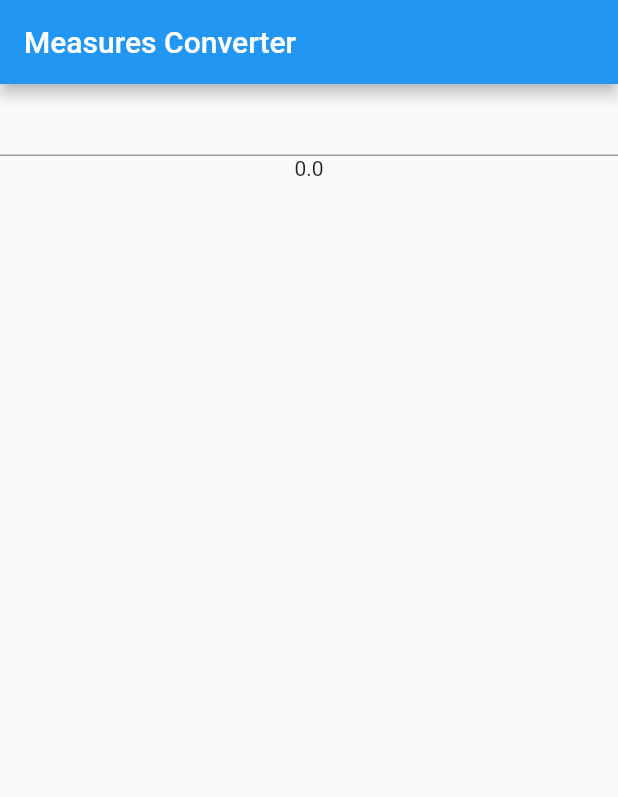
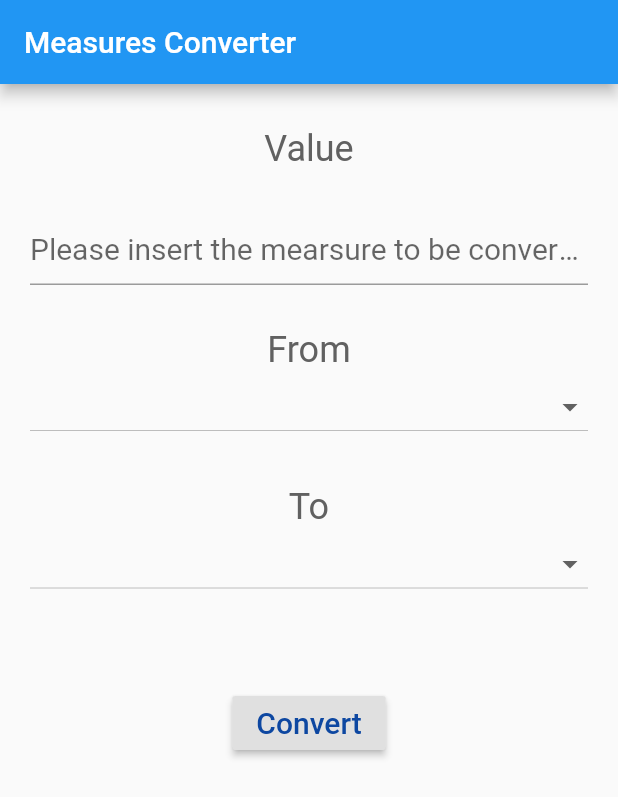
Before and after one commit to vemerie/flutterMeasureConverter, a Flutter app: the screen it shows after launch, on a phone screen of 412 x 824 dp. Shown: the top 797 px of the screen. Run offline on Flutter 3.47's test engine with Material 2 defaults, Android fonts, the phone set to English and light mode, and no system bars.

Commit message:
implement the DropdownButton and the change state functionality

```diff
--- a/lib/main.dart
+++ b/lib/main.dart
@@ -12,6 +12,50 @@ class MyApp extends StatefulWidget {
 class MyAppState extends State<MyApp>{
        double _numberFrom;
 
+  var fruits = ['Orange', 'Apple', 'Strawberry', 'Banana'];
+
+  final List<String> _measures = [
+ 'meters',
+ 'kilometers',
+ 'grams',
+ 'kilograms',
+ 'feet',
+ 'miles',
+ 'pounds (lbs)',
+ 'ounces',
+];
+
+  String _startMeasure;
+  String _convertedMeasure;
+
+  final Map<String, int> _measuresMap = {
+ 'meters' : 0,
+ 'kilometers' : 1,
+ 'grams' : 2,
+ 'kilograms' : 3,
+ 'feet' : 4,
+ 'miles' : 5,
+     'pounds (lbs)' : 6,
+ 'ounces' : 7,
+};
+
+   final dynamic _formulas = {
+'0':[1,0.001,0,0,3.28084,0.000621371,0,0],
+'1':[1000,1,0,0,3280.84,0.621371,0,0],
+'2':[0,0,1,0.0001,0,0,0.00220462,0.035274],
+'3':[0,0,1000,1,0,0,2.20462,35.274],
+'4':[0.3048,0.0003048,0,0,1,0.000189394,0,0],
+'5':[1609.34, 1.60934,0,0,5280,1,0,0],
+'6':[0,0,453.592,0.453592,0,0,1,16],
+'7':[0,0,28.3495,0.0283495,3.28084,0,0.0625, 1],
+ };
+
+  String _resultMessage;
+
+
+
+
+
    @override
 void initState() {
  _numberFrom = 0;
@@ -21,18 +65,38 @@ super.initState();
 
    @override
    Widget build(BuildContext context) {
+
+     final TextStyle inputStyle = TextStyle(
+     fontSize:20,
+     color:Colors.blue[900]);
+
+     final TextStyle labelStyle = TextStyle(
+     fontSize:24,
+     color:Colors.grey[700]);
+
+
    return MaterialApp(
    title: 'Measures Converter',
    home: Scaffold(
    appBar: AppBar(
    title: Text('Measures Converter'),
    ),
-   body: Center(
+   body: Container(
+     padding:EdgeInsets.symmetric(horizontal:20),
+//      child: SingleChildScrollView(
    child:Column(
     children:[
-
+      Spacer(),
+      Text(
+      'Value',
+      style:labelStyle,
+      ),
+      Spacer(),
 
            TextField(
+             style:inputStyle,
+             decoration:InputDecoration(
+             hintText:"Please insert the mearsure to be converted",),
    onChanged:(text){
      var rv = double.tryParse(text);
      if(rv != null){
@@ -42,14 +106,98 @@ super.initState();
 
      }
    }),
-           Text((_numberFrom == null) ? '' : _numberFrom.toString()),
+
+      Spacer(),
+      Text(
+      'From',
+      style:labelStyle),
+
+
+      DropdownButton<String>(
+        isExpanded:true,
+      items:_measures.map((String value){
+        return DropdownMenuItem<String>(
+          value:value,
+          child:Text(value),
+        );
+      }).toList(),
+      onChanged:(value){
+        setState((){
+          _startMeasure = value;
+        });
+      },
+        value: _startMeasure,
+
+      ),
+      Spacer(),
+        Text(
+         'To',
+         style: labelStyle,
+        ),
+
+
+         DropdownButton<String>(
+           isExpanded: true,
+           style: inputStyle,
+
+      items:_measures.map((String value){
+        return DropdownMenuItem<String>(
+          value:value,
+          child:Text(value),
+        );
+      }).toList(),
+      onChanged:(String value){
+        setState(() {
+        _convertedMeasure = value;
+ });
+      },
+           value: _convertedMeasure,
+
+      ),
+
+      Spacer(flex: 2,),
+ RaisedButton(
+ child: Text('Convert', style: inputStyle),
+ onPressed: () {
+   if (_startMeasure.isEmpty || _convertedMeasure.isEmpty || _numberFrom==0) {
+ return;
+ }
+ else {
+ convert(_numberFrom, _startMeasure, _convertedMeasure);
+ }
+},
+ ),
+ Spacer(flex: 2,),
+
+      Text((_resultMessage == null) ? '' : _resultMessage,
+ style: labelStyle),
+
+Spacer(flex: 8,),
 
     ]
    )
-
 
    ),),
    );
    }
 
+  void convert(double value, String from, String to) {
+ int nFrom = _measuresMap[from];
+ int nTo = _measuresMap[to];
+ var multiplier = _formulas[nFrom.toString()][nTo];
+ var result = value * multiplier;
+
+    if (result == 0) {
+ _resultMessage = 'This conversion cannot be performed';
+ }
+ else {
+ _resultMessage = '${result.toString()} $_convertedMeasure';
+
+ }
+ setState(() {
+ _resultMessage = _resultMessage;
+ });
+
 }
+
+}
```
